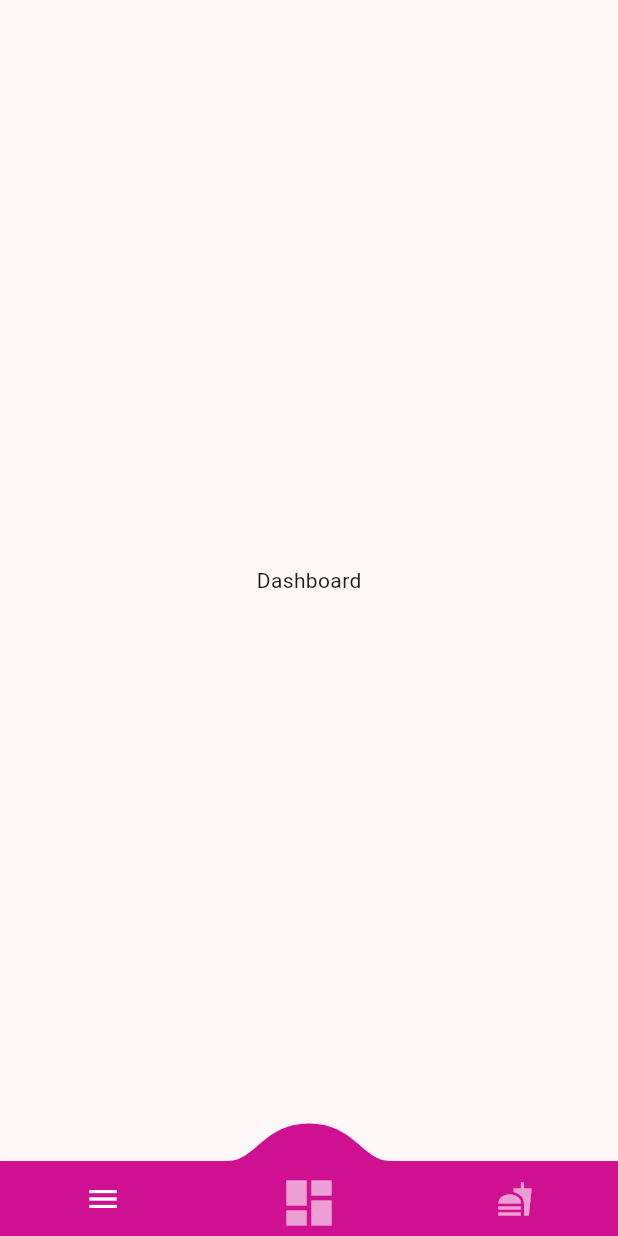
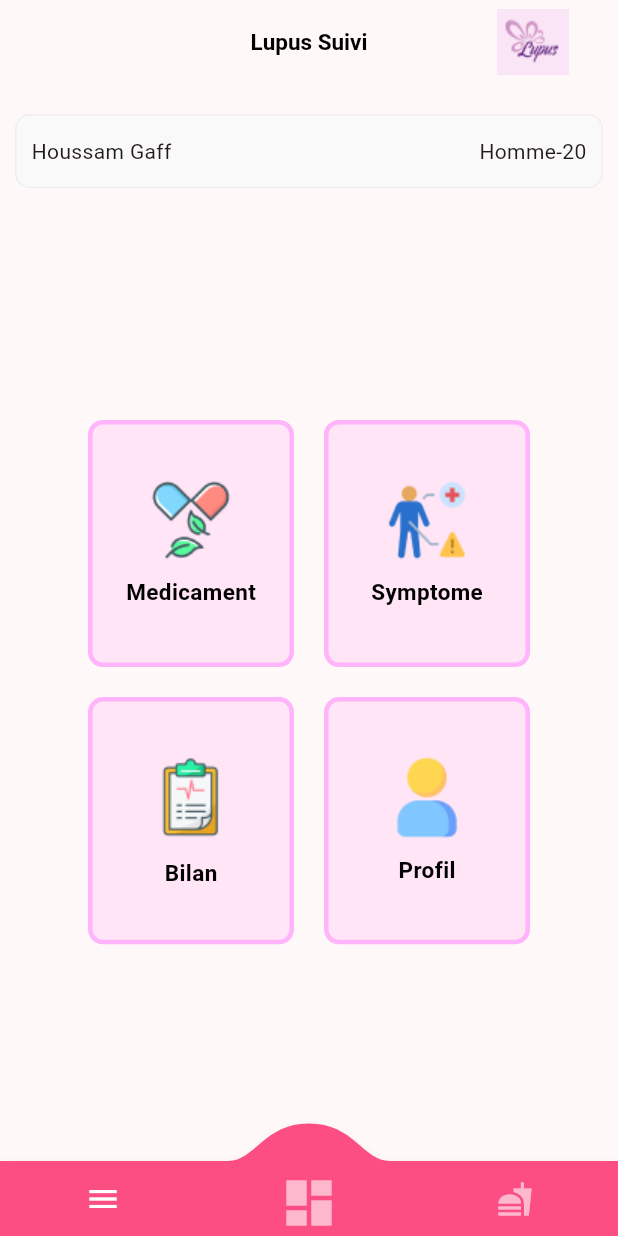
Before and after one commit to hamzaSghaier/lupus, a Flutter app: the DashboardScreen screen opened directly, on a phone screen of 412 x 824 dp. Run offline on Flutter 3.47's test engine with Material 2 defaults, Android fonts, the phone set to English and light mode, and no system bars; drawn by our look-alikes of convex_bottom_bar; our stand-ins replace awesome_dialog, awesome_notifications, flutter_svg, get; missing offline and left inert: reviews_slider; project files that could hold a hidden picture were left out.

Commit message:
Fix home screen and navigations

```diff
--- /dev/null
+++ b/lib/custom_widgets/custom_app_bar.dart
@@ -0,0 +1,32 @@
+import 'package:flutter/material.dart';
+
+class CustomAppBar extends StatelessWidget with PreferredSizeWidget {
+  const CustomAppBar({
+    super.key, required this.title,
+  });
+
+  final String title;
+  @override
+  Widget build(BuildContext context) {
+    return AppBar(
+      automaticallyImplyLeading: true,
+      centerTitle: true,
+      actions: [
+        Container(
+          margin: EdgeInsets.only(
+            right: MediaQuery.of(context).size.height * 0.04,
+          ),
+          child: Image.asset("assets/lupus-icon.png"),
+        ),
+      ],
+      title: Text(
+            title,
+            style: const TextStyle(fontSize: 15, color: Colors.black,fontWeight: FontWeight.bold),
+          ),
+
+    );
+  }
+
+  @override
+  Size get preferredSize => const Size.fromHeight(kToolbarHeight);
+}
--- a/lib/custom_widgets/custom_bottom_bar.dart
+++ b/lib/custom_widgets/custom_bottom_bar.dart
@@ -2,6 +2,7 @@ import 'package:convex_bottom_bar/convex_bottom_bar.dart';
 import 'package:flutter/material.dart';
 import 'package:get/get.dart';
 import 'package:hospital_app/screens/bilan/bilan_screen.dart';
+import 'package:hospital_app/screens/dashboard.dart';
 import 'package:hospital_app/screens/medicaments.dart';
 import 'package:hospital_app/screens/symptoms.dart';
 
@@ -35,14 +36,14 @@ class CustomBottomBar extends StatelessWidget {
         bottomNavigationBarController.selectedIndex.value = index;
 
         if (bottomNavigationBarController.selectedIndex.value == 1) {
-          Get.to(MedicamentsScreen());
+          Get.to(const DashboardScreen());
         } else if (bottomNavigationBarController.selectedIndex.value == 0) {
           Get.to(SymptomsScreen());
         } else if (bottomNavigationBarController.selectedIndex.value == 2) {
           Get.to(const BilanScreen());
         }
       },
-      backgroundColor: const Color.fromARGB(255, 207, 16, 144),
+      backgroundColor: const Color.fromRGBO(252, 78, 130, 1),
     );
   }
 }
--- a/lib/main.dart
+++ b/lib/main.dart
@@ -2,6 +2,7 @@ import 'package:awesome_notifications/awesome_notifications.dart';
 import 'package:flutter/material.dart';
 import 'package:get/get.dart';
 import 'package:hospital_app/screens/bilan/bilan_screen.dart';
+import 'package:hospital_app/screens/dashboard.dart';
 
 import 'custom_widgets/custom_bottom_bar.dart';
 
@@ -59,8 +60,8 @@ class _HomeState extends State<Home> {
   @override
   Widget build(BuildContext context) {
     return Scaffold(
-      bottomNavigationBar: CustomBottomBar(),
-      body: const SafeArea(child: BilanScreen()),
+      // bottomNavigationBar: CustomBottomBar(),
+      body: const SafeArea(child: DashboardScreen()),
 
     );
   }
--- a/lib/screens/bilan/bilan_screen.dart
+++ b/lib/screens/bilan/bilan_screen.dart
@@ -3,6 +3,7 @@ import 'package:flutter/material.dart';
 import 'package:flutter_svg/flutter_svg.dart';
 import 'package:hospital_app/constants/colors.dart';
 import 'package:hospital_app/constants/icons.dart';
+import 'package:hospital_app/custom_widgets/custom_app_bar.dart';
 import 'package:hospital_app/custom_widgets/custom_bottom_bar.dart';
 import 'package:hospital_app/screens/bilan/models/bilan_model.dart';
 import 'package:hospital_app/screens/bilan/widgets/bilan_info.dart';
@@ -65,6 +66,9 @@ class _BilanScreenState extends State<BilanScreen> {
 
     return Scaffold(
       bottomNavigationBar: CustomBottomBar(),
+       appBar: const CustomAppBar(
+        title: 'Bilan',
+      ),
       body: SingleChildScrollView(
         child: Padding(
           padding: const EdgeInsets.symmetric(horizontal: 30.0, vertical: 20),
--- a/lib/screens/bilan/widgets/user_info.dart
+++ b/lib/screens/bilan/widgets/user_info.dart
@@ -23,6 +23,7 @@ class _UserInfoState extends State<UserInfo> {
   Widget build(BuildContext context) {
     return Container(
       padding: const EdgeInsets.symmetric(horizontal: 10, vertical: 8),
+      margin: EdgeInsets.all(10),
       height: widget.mediaQuery.size.height * 0.06,
       decoration: BoxDecoration(
           color: grey,
--- a/lib/screens/dashboard.dart
+++ b/lib/screens/dashboard.dart
@@ -1,5 +1,12 @@
 import 'package:flutter/material.dart';
+import 'package:get/get.dart';
+import 'package:hospital_app/custom_widgets/custom_app_bar.dart';
 import 'package:hospital_app/custom_widgets/custom_bottom_bar.dart';
+import 'package:hospital_app/screens/bilan/bilan_screen.dart';
+import 'package:hospital_app/screens/bilan/widgets/user_info.dart';
+import 'package:hospital_app/screens/medicaments.dart';
+import 'package:hospital_app/screens/signup.dart';
+import 'package:hospital_app/screens/symptoms.dart';
 
 class DashboardScreen extends StatelessWidget {
   const DashboardScreen({super.key});
@@ -8,9 +15,125 @@ class DashboardScreen extends StatelessWidget {
   Widget build(BuildContext context) {
     return Scaffold(
       bottomNavigationBar: CustomBottomBar(),
-      body: const Center(
-        child: Text('Dashboard'),
+      appBar: const CustomAppBar(
+        title: 'Lupus Suivi',
+      ),
+      body: Center(
+        child: Column(
+          children: [
+            const SizedBox(
+              height: 10,
+            ),
+            UserInfo(
+              mediaQuery: MediaQuery.of(context),
+              name: "Houssam Gaff",
+              gender: "Homme",
+              age: "20",
+            ),
+            Expanded(
+              child: Column(
+                mainAxisAlignment: MainAxisAlignment.center,
+                crossAxisAlignment: CrossAxisAlignment.center,
+                children: [
+                  Row(
+                    mainAxisAlignment: MainAxisAlignment.center,
+                    crossAxisAlignment: CrossAxisAlignment.center,
+                    children: [
+                      HomeButton(
+                        image: 'assets/Rectangle-2.png',
+                        onPressed: () {
+                          Get.to(MedicamentsScreen());
+                        },
+                        title: 'Medicament',
+                      ),
+                      const SizedBox(
+                        width: 20,
+                      ),
+                      HomeButton(
+                        image: 'assets/Rectangle-3.png',
+                        onPressed: () {
+                          Get.to(SymptomsScreen());
+                        },
+                        title: 'Symptome',
+                      ),
+                    ],
+                  ),
+                  const SizedBox(
+                    height: 20,
+                  ),
+                  Row(
+                    mainAxisAlignment: MainAxisAlignment.center,
+                    crossAxisAlignment: CrossAxisAlignment.center,
+                    children: [
+                      HomeButton(
+                        image: 'assets/Rectangle.png',
+                        onPressed: () {
+                          Get.to(const BilanScreen());
+                        },
+                        title: 'Bilan',
+                      ),
+                      const SizedBox(
+                        width: 20,
+                      ),
+                      HomeButton(
+                        image: 'assets/Rectangle-1.png',
+                        onPressed: () {
+                           Get.to( SignUpScreen());
+
+                        },
+                        title: 'Profil',
+                      ),
+                    ],
+                  )
+                ],
+              ),
+            ),
+          ],
+        ),
       ),
     );
   }
 }
+
+class HomeButton extends StatelessWidget {
+  const HomeButton({
+    super.key,
+    required this.title,
+    required this.image,
+    required this.onPressed,
+  });
+  final String title;
+  final String image;
+  final VoidCallback onPressed;
+  @override
+  Widget build(BuildContext context) {
+    return InkWell(
+      onTap: onPressed,
+      child: Container(
+        width: MediaQuery.of(context).size.width / 3,
+        height: MediaQuery.of(context).size.width / 2.5,
+        decoration: BoxDecoration(
+          color: Color.fromRGBO(255, 229, 245, 1),
+          borderRadius: BorderRadius.circular(10),
+          border: Border.all(width: 3, color: Color.fromRGBO(255, 180, 252, 1)),
+        ),
+        child: Column(
+          mainAxisAlignment: MainAxisAlignment.center,
+          crossAxisAlignment: CrossAxisAlignment.center,
+          children: [
+            // Image SVG at the top
+            Image.asset(
+              image,
+            ),
+            SizedBox(height: 10),
+            // Title at the bottom
+            Text(
+              title,
+              style: TextStyle(fontSize: 15, color: Colors.black, fontWeight: FontWeight.bold),
+            ),
+          ],
+        ),
+      ),
+    );
+  }
+}
--- a/lib/screens/signup.dart
+++ b/lib/screens/signup.dart
@@ -1,5 +1,7 @@
 import 'package:flutter/material.dart';
 import 'package:get/get.dart';
+import 'package:hospital_app/custom_widgets/custom_app_bar.dart';
+import 'package:hospital_app/custom_widgets/custom_bottom_bar.dart';
 import 'package:intl/intl.dart';
 
 import '../controllers/signup_controller.dart';
@@ -19,19 +21,17 @@ class SignUpScreen extends StatelessWidget {
   @override
   Widget build(BuildContext context) {
     return Scaffold(
+      bottomNavigationBar: CustomBottomBar(),
+      appBar: const CustomAppBar(
+        title: 'Mes informations',
+      ),
       body: SingleChildScrollView(
         child: Center(
           child: Column(
             crossAxisAlignment: CrossAxisAlignment.center,
             mainAxisAlignment: MainAxisAlignment.center,
             children: [
-              // logo goes here
-              Container(
-                padding: const EdgeInsets.fromLTRB(20, 40, 20, 70),
-                child: const FlutterLogo(
-                  size: 40,
-                ),
-              ),
+
               CustomTextField(
                 labelText: "Nom",
                 controller: nomController,
@@ -108,6 +108,7 @@ class SignUpScreen extends StatelessWidget {
                   },
                 ),
               ),
+              SizedBox(height: 40,)
             ],
           ),
         ),
--- a/lib/screens/symptoms.dart
+++ b/lib/screens/symptoms.dart
@@ -1,6 +1,7 @@
 import 'package:awesome_dialog/awesome_dialog.dart';
 import 'package:flutter/material.dart';
 import 'package:get/get.dart';
+import 'package:hospital_app/custom_widgets/custom_app_bar.dart';
 import 'package:hospital_app/custom_widgets/custom_bottom_bar.dart';
 import 'package:hospital_app/custom_widgets/custom_slider.dart';
 import 'package:hospital_app/entity/symptome.dart';
@@ -65,7 +66,9 @@ class _SymptomsScreenState extends State<SymptomsScreen> {
   Widget build(BuildContext context) {
     return Scaffold(
       bottomNavigationBar: CustomBottomBar(),
-      appBar: AppBar(),
+      appBar: const CustomAppBar(
+        title: 'Symoptomes',
+      ),
       body: SingleChildScrollView(
         physics: BouncingScrollPhysics(),
         child: Column(
```
Also changed, not shown: assets/Rectangle-1.png (added), assets/Rectangle-1.svg (added), assets/Rectangle-2.png (added), assets/Rectangle-2.svg (added), assets/Rectangle-3.png (added), assets/Rectangle-3.svg (added), assets/Rectangle.png (added), assets/Rectangle.svg (added), assets/lupus-icon.png (added), assets/lupus-icon.svg (added), pubspec.lock.
